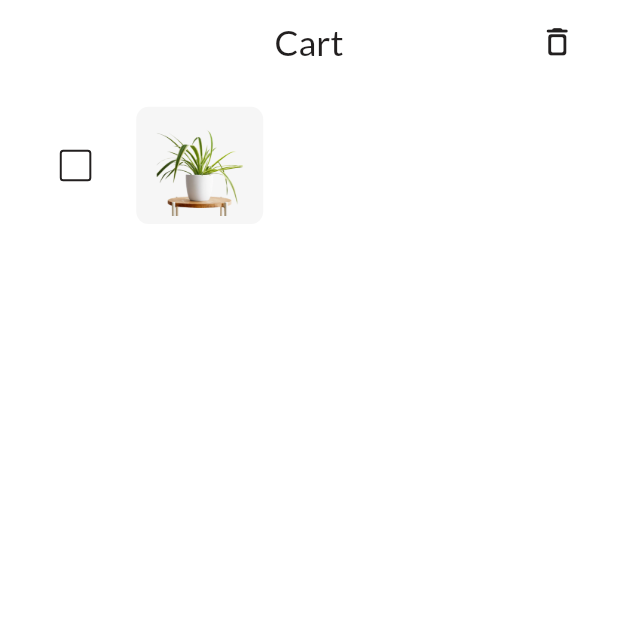
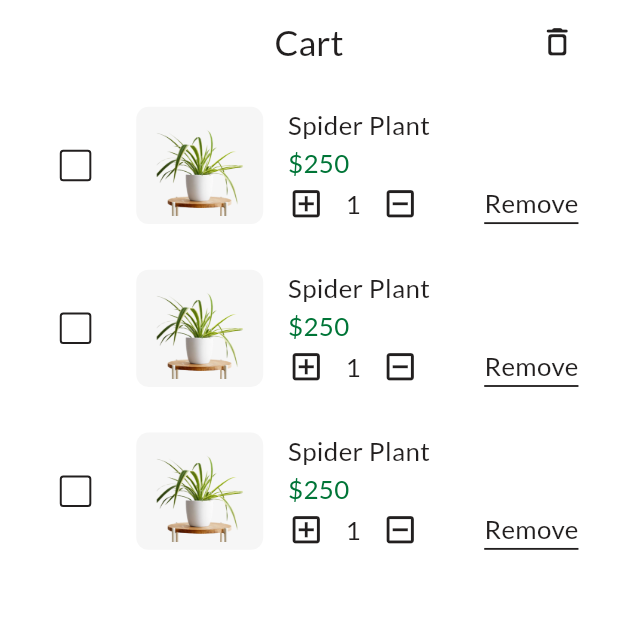
Before and after one commit to Abdusalom0516/Fayzigul, a Flutter app: the CartScreen screen opened directly, on a phone screen of 412 x 824 dp, the top half of it. Run offline on Flutter 3.47's test engine with Material 3 defaults, Android fonts, the phone set to English and light mode, and no system bars; our stand-ins replace dartz, equatable, firebase_auth, firebase_core, flutter_bloc, flutter_hooks and 2 more; accounts and stored records are empty.

Commit message:
BASE: Completed The UI Of CartProductCard.

```diff
--- a/lib/core/common/consts/const_texts.dart
+++ b/lib/core/common/consts/const_texts.dart
@@ -28,4 +28,5 @@ class ConstTexts {
   String outdoor = "Outdoor";
   String indoor = "Indoor";
   String cart = "Cart";
+  String remove = "Remove";
 }
--- a/lib/presentation/cart/screens/cart_screen.dart
+++ b/lib/presentation/cart/screens/cart_screen.dart
@@ -20,9 +20,10 @@ class CartScreen extends StatelessWidget {
           slivers: [
             // Sliver App Bar Section
             sliverAppBarSection(colors, texts),
-            SliverToBoxAdapter(
-              child: CartProductCard(),
-            ),
+            SliverList.builder(
+              itemCount: 3,
+              itemBuilder: (context, index) => CartProductCard(),
+            )
           ],
         ),
       ),
@@ -67,6 +68,7 @@ class CartProductCard extends HookWidget {
   @override
   Widget build(BuildContext context) {
     final isCheckBoxClicked = useState(false);
+    final quantity = useState(1);
     return AppStateWrapper(
       builder: (colors, texts, images) => Container(
         height: 107.h,
@@ -75,6 +77,7 @@ class CartProductCard extends HookWidget {
         child: Row(
           spacing: 15.w,
           children: [
+            // CheckBox Section
             Transform.scale(
               scale: 1.15.r,
               child: Checkbox.adaptive(
@@ -87,6 +90,7 @@ class CartProductCard extends HookWidget {
                 },
               ),
             ),
+            // Product Image Section
             Container(
               width: 77.w,
               height: 77.h,
@@ -100,6 +104,103 @@ class CartProductCard extends HookWidget {
                 width: 77.w,
                 fit: BoxFit.contain,
               ),
+            ),
+            // Product Details Section
+            Expanded(
+              child: Column(
+                crossAxisAlignment: CrossAxisAlignment.start,
+                mainAxisAlignment: MainAxisAlignment.spaceBetween,
+                children: [
+                  Column(
+                    crossAxisAlignment: CrossAxisAlignment.start,
+                    children: [
+                      Text(
+                        overflow: TextOverflow.ellipsis,
+                        "Spider Plant",
+                        style: AppTextStyles.lato.medium(
+                          color: colors.ff221fif,
+                          fontSize: 17.sp,
+                        ),
+                      ),
+                      Text(
+                        overflow: TextOverflow.ellipsis,
+                        "\$250",
+                        style: AppTextStyles.lato.medium(
+                          color: colors.ff007537,
+                          fontSize: 17.sp,
+                        ),
+                      ),
+                    ],
+                  ),
+                  Row(
+                    mainAxisAlignment: MainAxisAlignment.spaceBetween,
+                    children: [
+                      Row(
+                        children: [
+                          InkWell(
+                            onTap: () {
+                              log("Cart Plus Button Clicked.");
+                              quantity.value++;
+                            },
+                            child: Icon(
+                              Icons.add_box_outlined,
+                              size: 24.r,
+                              color: colors.ff221fif,
+                            ),
+                          ),
+                          SizedBox(
+                            width: 35.w,
+                            child: Text(
+                              textAlign: TextAlign.center,
+                              quantity.value.toString(),
+                              style: AppTextStyles.lato.medium(
+                                color: colors.ff221fif,
+                                fontSize: 17.sp,
+                              ),
+                            ),
+                          ),
+                          InkWell(
+                            onTap: () {
+                              log("Cart Minus Button Clicked.");
+                              if (quantity.value <= 0) {
+                                return;
+                              }
+                              quantity.value--;
+                            },
+                            child: Icon(
+                              Icons.indeterminate_check_box_outlined,
+                              size: 24.r,
+                              color: colors.ff221fif,
+                            ),
+                          ),
+                        ],
+                      ),
+                      // Remove Button Section
+                      InkWell(
+                        onTap: () {
+                          log("Remove Button Clicked.");
+                        },
+                        overlayColor: WidgetStatePropertyAll(colors.fff6f6f6),
+                        child: Container(
+                          decoration: BoxDecoration(
+                            border: Border(
+                              bottom: BorderSide(
+                                  color: colors.ff221fif, width: 1.2.r),
+                            ),
+                          ),
+                          child: Text(
+                            texts.remove,
+                            style: AppTextStyles.lato.medium(
+                              color: colors.ff221fif,
+                              fontSize: 17.sp,
+                            ),
+                          ),
+                        ),
+                      )
+                    ],
+                  )
+                ],
+              ),
             )
           ],
         ),
```
